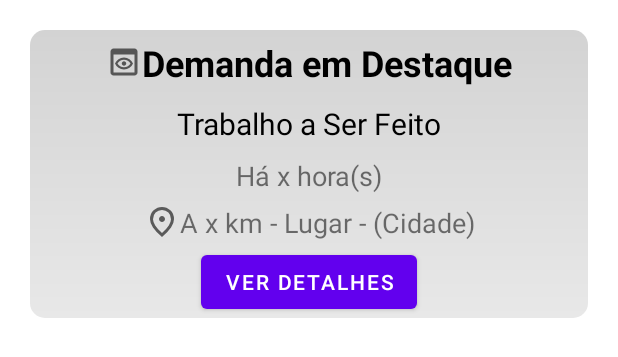
After one commit to Rian-Noronha/tuaobrapedreiro, an Android app: the layout item_demanda.xml on its own in the app's theme, with its tools: preview values and no code run, on a phone screen of 412 x 824 dp. The commit adds this screen. Shown: the top 357 px of the screen. Run offline under Robolectric (Android 15) with nearby library versions, the phone set to English and light mode, and no system bars.

Commit message:
[feat] Listando demandas

```diff
--- a/app/src/main/java/com/rn/tuaobraparapedreiro/model/Demanda.kt
+++ b/app/src/main/java/com/rn/tuaobraparapedreiro/model/Demanda.kt
@@ -7,5 +7,5 @@ data class Demanda(
     val detalhes: String,
     val trabalhoSerFeito: String,
     val cepOndeSera: String,
-    val dataPublicacao: LocalDateTime
+    val dataPublicacao: String
 )
--- a/app/src/main/java/com/rn/tuaobraparapedreiro/network/ApiService.kt
+++ b/app/src/main/java/com/rn/tuaobraparapedreiro/network/ApiService.kt
@@ -1,8 +1,10 @@
 package com.rn.tuaobraparapedreiro.network
 
+import com.rn.tuaobraparapedreiro.model.Demanda
 import com.rn.tuaobraparapedreiro.model.Pedreiro
 import retrofit2.Call
 import retrofit2.http.Body
+import retrofit2.http.GET
 import retrofit2.http.POST
 
 interface ApiService {
@@ -10,4 +12,7 @@ interface ApiService {
     @POST("/api/pedreiro")
     fun cadastrarPedreiro(@Body pedreiro: Pedreiro): Call<Void>
 
+    @GET("/api/demandas")
+    fun getDemandas(): Call<List<Demanda>>
+
 }
--- /dev/null
+++ b/app/src/main/res/drawable/background_demanda.xml
@@ -0,0 +1,8 @@
+<?xml version="1.0" encoding="utf-8"?>
+<shape xmlns:android="http://schemas.android.com/apk/res/android">
+    <gradient
+        android:startColor="#E8E8E8"
+        android:endColor="#D3D3D3"
+        android:angle="90"/>
+    <corners android:radius="10dp"/>
+</shape>
--- /dev/null
+++ b/app/src/main/res/drawable/ic_locaiton_demanda_black_24dp.xml
@@ -0,0 +1,10 @@
+<vector xmlns:android="http://schemas.android.com/apk/res/android"
+    android:width="24dp"
+    android:height="24dp"
+    android:viewportWidth="960"
+    android:viewportHeight="960"
+    android:tint="?attr/colorControlNormal">
+    <path
+        android:fillColor="@android:color/white"
+        android:pathData="M480,480Q513,480 536.5,456.5Q560,433 560,400Q560,367 536.5,343.5Q513,320 480,320Q447,320 423.5,343.5Q400,367 400,400Q400,433 423.5,456.5Q447,480 480,480ZM480,774Q602,662 661,570.5Q720,479 720,408Q720,299 650.5,229.5Q581,160 480,160Q379,160 309.5,229.5Q240,299 240,408Q240,479 299,570.5Q358,662 480,774ZM480,880Q319,743 239.5,625.5Q160,508 160,408Q160,258 256.5,169Q353,80 480,80Q607,80 703.5,169Q800,258 800,408Q800,508 720.5,625.5Q641,743 480,880ZM480,400Q480,400 480,400Q480,400 480,400Q480,400 480,400Q480,400 480,400Q480,400 480,400Q480,400 480,400Q480,400 480,400Q480,400 480,400Z"/>
+</vector>
--- /dev/null
+++ b/app/src/main/res/drawable/ic_preview_demanda_black_24dp.xml
@@ -0,0 +1,10 @@
+<vector xmlns:android="http://schemas.android.com/apk/res/android"
+    android:width="24dp"
+    android:height="24dp"
+    android:viewportWidth="960"
+    android:viewportHeight="960"
+    android:tint="?attr/colorControlNormal">
+    <path
+        android:fillColor="@android:color/white"
+        android:pathData="M200,840Q167,840 143.5,816.5Q120,793 120,760L120,200Q120,167 143.5,143.5Q167,120 200,120L760,120Q793,120 816.5,143.5Q840,167 840,200L840,760Q840,793 816.5,816.5Q793,840 760,840L200,840ZM200,760L760,760Q760,760 760,760Q760,760 760,760L760,280L200,280L200,760Q200,760 200,760Q200,760 200,760ZM480,680Q398,680 333.5,635.5Q269,591 240,520Q269,449 333.5,404.5Q398,360 480,360Q562,360 626.5,404.5Q691,449 720,520Q691,591 626.5,635.5Q562,680 480,680ZM480,620Q536,620 582,593.5Q628,567 654,520Q628,473 582,446.5Q536,420 480,420Q424,420 378,446.5Q332,473 306,520Q332,567 378,593.5Q424,620 480,620ZM480,520Q480,520 480,520Q480,520 480,520Q480,520 480,520Q480,520 480,520Q480,520 480,520Q480,520 480,520Q480,520 480,520Q480,520 480,520ZM480,580Q505,580 522.5,562.5Q540,545 540,520Q540,495 522.5,477.5Q505,460 480,460Q455,460 437.5,477.5Q420,495 420,520Q420,545 437.5,562.5Q455,580 480,580Z"/>
+</vector>
--- /dev/null
+++ b/app/src/main/res/layout/item_demanda.xml
@@ -0,0 +1,98 @@
+<?xml version="1.0" encoding="utf-8"?>
+<androidx.constraintlayout.widget.ConstraintLayout xmlns:android="http://schemas.android.com/apk/res/android"
+    xmlns:app="http://schemas.android.com/apk/res-auto"
+    xmlns:tools="http://schemas.android.com/tools"
+    android:layout_width="match_parent"
+    android:layout_height="wrap_content"
+    android:padding="20dp">
+
+
+    <androidx.constraintlayout.widget.ConstraintLayout
+        android:id="@+id/constraintLayout"
+        android:layout_width="match_parent"
+        android:background="@drawable/background_demanda"
+        android:layout_height="match_parent"
+        app:layout_constraintEnd_toEndOf="parent"
+        app:layout_constraintBottom_toBottomOf="parent"
+        app:layout_constraintStart_toStartOf="parent"
+        app:layout_constraintTop_toTopOf="parent">
+
+        <TextView
+            android:id="@+id/txtTituloDemanda"
+            android:layout_width="wrap_content"
+            android:layout_height="wrap_content"
+            android:layout_margin="5dp"
+            android:text="@string/titulo_demanda"
+            android:textColor="@color/black"
+            android:textSize="24sp"
+            android:textStyle="bold"
+            app:drawableStartCompat="@drawable/ic_preview_demanda_black_24dp"
+            app:layout_constraintBottom_toTopOf="@+id/txtTrabalhoASerFeito"
+            app:layout_constraintLeft_toLeftOf="parent"
+            app:layout_constraintRight_toRightOf="parent"
+            app:layout_constraintTop_toTopOf="parent"
+            app:layout_constraintVertical_bias="0.5"
+            app:layout_constraintVertical_chainStyle="packed">
+        </TextView>
+
+        <TextView
+            android:id="@+id/txtTrabalhoASerFeito"
+            android:layout_width="wrap_content"
+            android:layout_height="wrap_content"
+            android:layout_margin="5dp"
+            android:textColor="@color/black"
+            android:textSize="20sp"
+            app:layout_constraintBottom_toTopOf="@+id/txtHorarioPublicacao"
+            app:layout_constraintEnd_toEndOf="@id/txtTituloDemanda"
+            app:layout_constraintStart_toStartOf="@id/txtTituloDemanda"
+            app:layout_constraintTop_toBottomOf="@+id/txtTituloDemanda"
+            app:layout_constraintVertical_bias="0.5"
+            tools:text="Trabalho a Ser Feito">
+        </TextView>
+
+        <TextView
+            android:id="@+id/txtHorarioPublicacao"
+            android:layout_width="wrap_content"
+            android:layout_height="wrap_content"
+            android:layout_margin="3dp"
+            android:textSize="18sp"
+            app:layout_constraintBottom_toTopOf="@+id/txtLocalizacao"
+            app:layout_constraintEnd_toEndOf="@id/txtTrabalhoASerFeito"
+            app:layout_constraintStart_toStartOf="@id/txtTrabalhoASerFeito"
+            app:layout_constraintTop_toBottomOf="@+id/txtTrabalhoASerFeito"
+            app:layout_constraintVertical_bias="0.5"
+            tools:text="Há x hora(s)">
+        </TextView>
+
+        <TextView
+            android:id="@+id/txtLocalizacao"
+            android:layout_width="wrap_content"
+            android:layout_height="wrap_content"
+            android:layout_margin="3dp"
+            android:textSize="18sp"
+            app:drawableStartCompat="@drawable/ic_locaiton_demanda_black_24dp"
+            app:layout_constraintBottom_toTopOf="@+id/btnVerDetalhes"
+            app:layout_constraintEnd_toEndOf="@id/txtHorarioPublicacao"
+            app:layout_constraintStart_toStartOf="@id/txtHorarioPublicacao"
+            app:layout_constraintTop_toBottomOf="@+id/txtHorarioPublicacao"
+            app:layout_constraintVertical_bias="0.5"
+            tools:text="A x km - Lugar - (Cidade)">
+        </TextView>
+
+        <Button
+            android:id="@+id/btnVerDetalhes"
+            android:layout_width="wrap_content"
+            android:layout_height="wrap_content"
+            android:text="@string/btn_ver_detalhes"
+            app:layout_constraintBottom_toBottomOf="parent"
+            app:layout_constraintEnd_toEndOf="@id/txtTituloDemanda"
+            app:layout_constraintStart_toStartOf="@id/txtTituloDemanda"
+            app:layout_constraintTop_toBottomOf="@+id/txtLocalizacao"
+            app:layout_constraintVertical_bias="0.5">
+        </Button>
+
+
+    </androidx.constraintlayout.widget.ConstraintLayout>
+
+
+</androidx.constraintlayout.widget.ConstraintLayout>
--- a/app/src/main/res/values-night/themes.xml
+++ b/app/src/main/res/values-night/themes.xml
@@ -1,6 +1,6 @@
 <resources xmlns:tools="http://schemas.android.com/tools">
     <!-- Base application theme. -->
-    <style name="Theme.TuaObraParaPedreiro" parent="Theme.MaterialComponents.DayNight.DarkActionBar">
+    <style name="Theme.TuaObraParaPedreiro" parent="Theme.MaterialComponents.Light">
         <!-- Primary brand color. -->
         <item name="colorPrimary">@color/purple_200</item>
         <item name="colorPrimaryVariant">@color/purple_700</item>
--- a/app/src/main/res/values/strings.xml
+++ b/app/src/main/res/values/strings.xml
@@ -12,6 +12,8 @@
     <string name="hint_nome_lugar">Nome do Lugar</string>
     <string name="hint_numero">Número</string>
     <string name="btn_cadastrar">Cadastrar</string>
+    <string name="btn_ver_detalhes">Ver detalhes</string>
+    <string name="titulo_demanda">Demanda em Destaque</string>
     <string name="btn_login">Bora</string>
     <string name="hint_contato">Contato (WhatsApp)</string>
     <string name="text_nao_tem_conta">Não tem uma conta? Cadastre-se aqui!</string>
--- a/app/src/main/res/values/themes.xml
+++ b/app/src/main/res/values/themes.xml
@@ -1,6 +1,6 @@
 <resources xmlns:tools="http://schemas.android.com/tools">
     <!-- Base application theme. -->
-    <style name="Theme.TuaObraParaPedreiro" parent="Theme.MaterialComponents.DayNight.DarkActionBar">
+    <style name="Theme.TuaObraParaPedreiro" parent="Theme.MaterialComponents.Light">
         <!-- Primary brand color. -->
         <item name="colorPrimary">@color/purple_500</item>
         <item name="colorPrimaryVariant">@color/purple_700</item>
```
Also changed, not shown: app/src/main/java/com/rn/tuaobraparapedreiro/adapter/DemandaAdapter.kt (added, +45 -0 lines), app/src/main/java/com/rn/tuaobraparapedreiro/ui/home/HomeFragment.kt (+32 -12 lines), app/src/main/java/com/rn/tuaobraparapedreiro/ui/home/HomeViewModel.kt (+34 -3 lines), app/src/main/res/layout/fragment_home.xml (+6 -9 lines).
